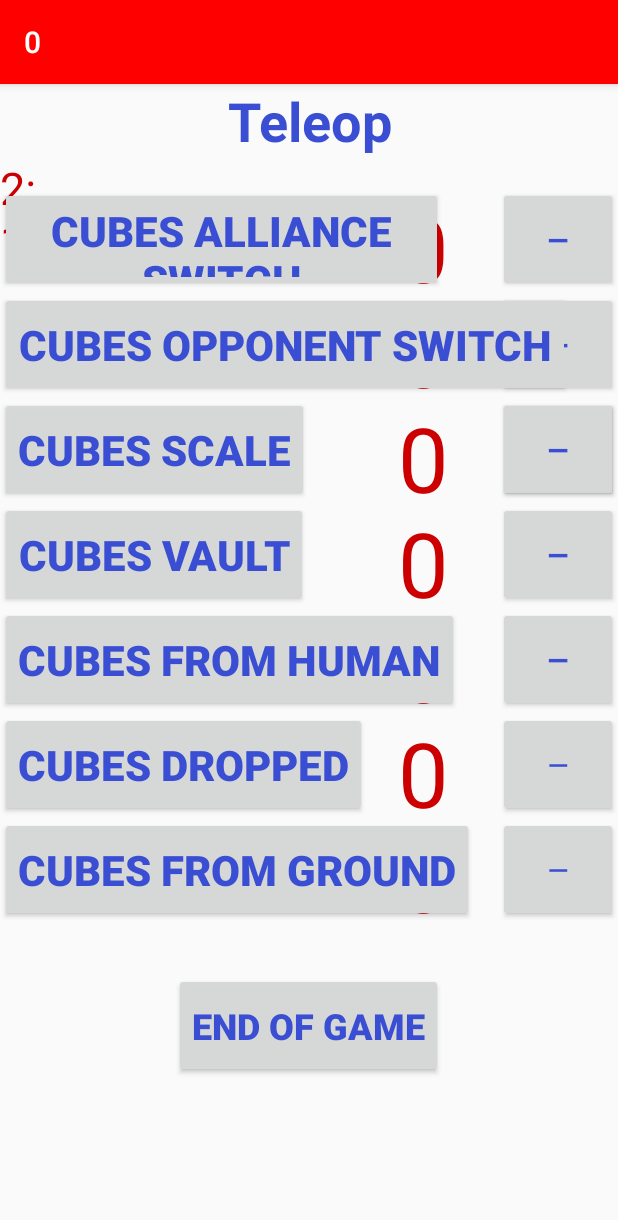
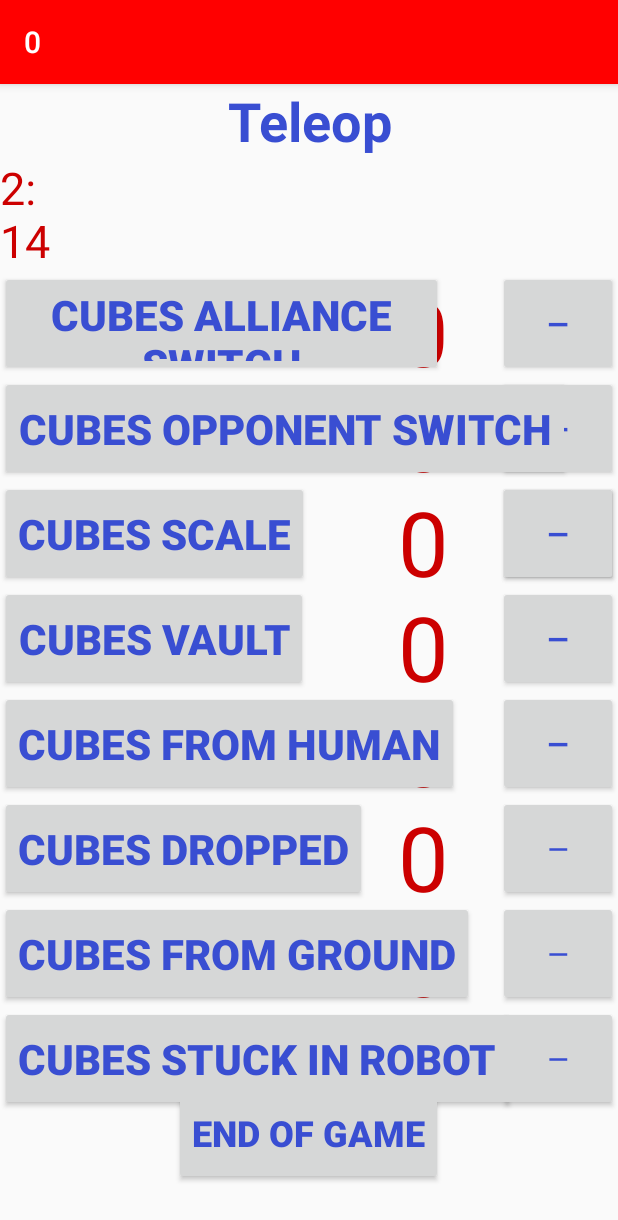
Before and after one commit to RoboRebelsScouting/2018MatchApp, an Android app: the thirdActivity screen opened directly, with no data from a screen before it, on a phone screen of 412 x 824 dp. Shown: the top 1220 px of the screen. Run offline under Robolectric (Android 15) with nearby library versions, the phone set to English and light mode, and no system bars.

Commit message:
New method and more fixes
Added a new method that counts the number of cubes stuck in the robot in the teleop page. Additionally, fixed an error with the radio buttons for robotParked. Everything on teleop and autonmous pages should be fully functional.

```diff
--- a/app/src/main/java/scouting2017/matchapp/Variables.java
+++ b/app/src/main/java/scouting2017/matchapp/Variables.java
@@ -41,6 +41,7 @@ public class Variables {
     public int numberCubesHuman;
     public int numberCubesDroppedTeleop;
     public int numberCubesFromGround;
+    public int numberCubesStuck;
     public List<GameEvent> eventList;
     public long startAutoTime;
     public long autoTime;
--- a/app/src/main/res/layout/activity_third.xml
+++ b/app/src/main/res/layout/activity_third.xml
@@ -49,13 +49,12 @@
 
     <TextView
         android:id="@+id/teleopTimerText"
-        android:layout_width="36dp"
+        android:layout_width="40dp"
         android:layout_height="wrap_content"
-        android:textSize="30sp"
+        android:layout_alignParentStart="true"
+        android:layout_below="@+id/teleopLabel"
         android:textColor="@android:color/holo_red_dark"
-        android:layout_below="@+id/teleopLabel"
-        android:layout_alignParentStart="true"
-        android:layout_toStartOf="@+id/oneLowGoal" />
+        android:textSize="30sp" />
 
     <Button
         android:text="—"
@@ -78,8 +77,8 @@
         android:textColor="@android:color/holo_red_dark"
         android:layout_width="100dp"
         android:layout_height="70dp"
-        android:layout_alignTop="@+id/minusCubesScaleTeleop"
-        android:layout_toStartOf="@+id/minusCubesScaleTeleop" />
+        android:layout_below="@+id/numberOfCubesOpponentSwitchTeleop"
+        android:layout_toStartOf="@+id/minusHopperBalls" />
 
     <TextView
         android:text="0"
@@ -89,7 +88,7 @@
         android:textAlignment="center"
         android:layout_width="100dp"
         android:layout_height="70dp"
-        android:layout_alignTop="@+id/minusCubesSwitchTeleop"
+        android:layout_below="@+id/teleopTimerText"
         android:layout_toStartOf="@+id/minusCubesSwitchTeleop" />
 
     <Button
@@ -126,8 +125,8 @@
         android:textColor="@android:color/holo_red_dark"
         android:layout_width="100dp"
         android:layout_height="70dp"
-        android:layout_above="@+id/numberOfCubesScaleTeleop"
-        android:layout_alignStart="@+id/numberOfCubesScaleTeleop" />
+        android:layout_below="@+id/numberOfCubesSwitchTeleop"
+        android:layout_alignStart="@+id/numberOfCubesSwitchTeleop" />
 
     <Button
         android:id="@+id/minusCubesScaleTeleop"
@@ -161,8 +160,8 @@
         android:textAlignment="center"
         android:layout_width="100dp"
         android:layout_height="70dp"
-        android:layout_below="@+id/minusCubesScaleTeleop"
-        android:layout_toStartOf="@+id/minusCubesVault" />
+        android:layout_below="@+id/minusHopperBalls"
+        android:layout_toStartOf="@+id/minusCubesScaleTeleop" />
 
     <Button
         android:id="@+id/minusCubesVault"
@@ -199,9 +198,9 @@
         android:onClick="toEndOfGame"
         android:textColor="@color/colorPrimaryDark"
         android:textStyle="normal|bold"
+        android:layout_marginBottom="34dp"
         android:layout_alignParentBottom="true"
-        android:layout_centerHorizontal="true"
-        android:layout_marginBottom="105dp" />
+        android:layout_centerHorizontal="true" />
 
     <Button
         android:id="@+id/cubesSwitchTeleop"
@@ -260,7 +259,7 @@
         android:textColor="@color/colorPrimary"
         android:textSize="28sp"
         android:textStyle="bold"
-        android:layout_centerVertical="true"
+        android:layout_below="@+id/cubesVault"
         android:layout_alignStart="@+id/cubesVault" />
 
     <Button
@@ -306,8 +305,43 @@
         android:text="—"
         android:textColor="@color/colorPrimary"
         android:textSize="18sp"
-        android:layout_alignTop="@+id/numberOfCubesGround"
+        android:layout_below="@+id/numberOfCubesDroppedTeleop"
         android:layout_alignParentEnd="true" />
+
+    <Button
+        android:id="@+id/cubesStuck"
+        android:layout_width="wrap_content"
+        android:layout_height="70dp"
+        android:layout_alignStart="@+id/cubesFromGround"
+        android:layout_below="@+id/cubesFromGround"
+        android:onClick="cubesStuckInRobot"
+        android:text="Cubes Stuck In Robot"
+        android:textColor="@color/colorPrimary"
+        android:textSize="28sp"
+        android:textStyle="bold" />
+
+    <TextView
+        android:id="@+id/numberOfCubesStuck"
+        android:layout_width="100dp"
+        android:layout_height="70dp"
+        android:layout_alignStart="@+id/numberOfCubesGround"
+        android:layout_below="@+id/numberOfCubesGround"
+        android:text="0"
+        android:textAlignment="center"
+        android:textAppearance="@style/TextAppearance.AppCompat.Display2"
+        android:textColor="@android:color/holo_red_dark"
+        android:textSize="60sp" />
+
+    <Button
+        android:id="@+id/minusCubesStuck"
+        android:layout_width="80dp"
+        android:layout_height="70dp"
+        android:layout_alignParentEnd="true"
+        android:layout_below="@+id/numberOfCubesGround"
+        android:onClick="minusCubesStuck"
+        android:text="—"
+        android:textColor="@color/colorPrimary"
+        android:textSize="18sp" />
 
 
 </RelativeLayout>
```
Also changed, not shown: app/src/main/java/scouting2017/matchapp/thirdActivity.java (+23 -0 lines), app/src/main/res/layout/activity_fourth.xml (+55 -40 lines).
